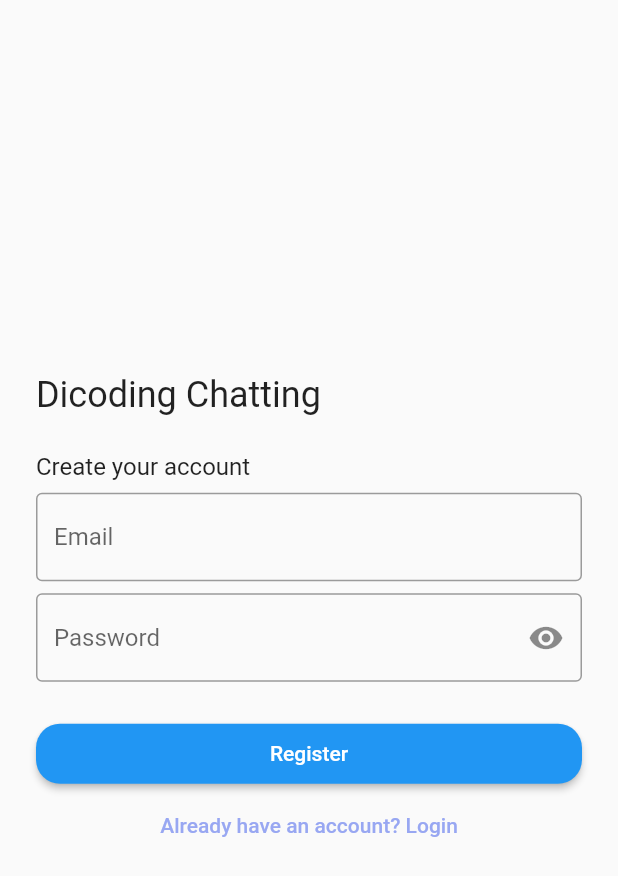
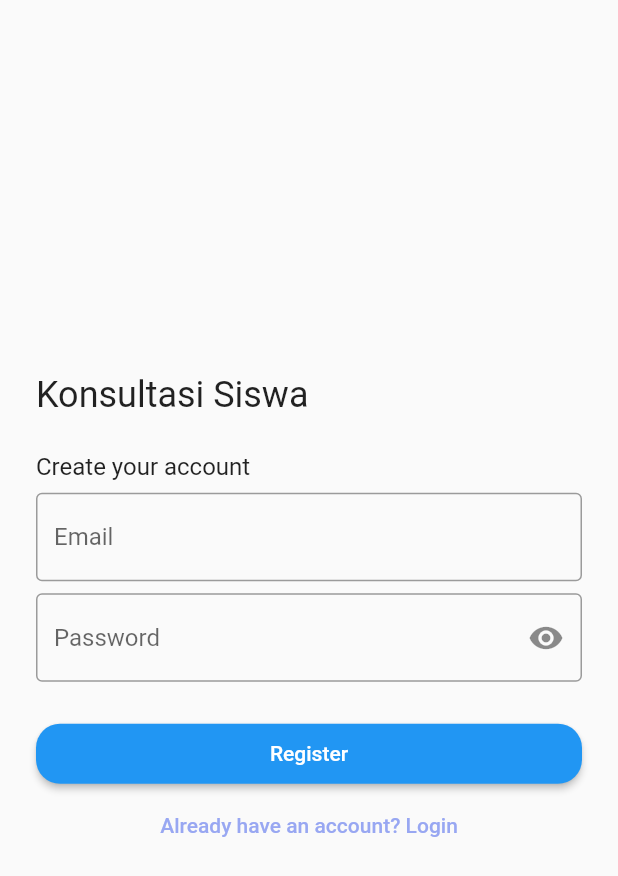
Before and after one commit to hanielsari/Aplikasi-Konsultasi-Guru-Siswa, a Flutter app: the screen it shows after launch, after a tap on "Does not have an account yet? Register h", on a phone screen of 412 x 824 dp. Shown: the top 876 px of the screen. Run offline on Flutter 3.47's test engine with Material 2 defaults, Android fonts, the phone set to English and light mode, and no system bars; our stand-ins replace cloud_firestore, dio, firebase_auth, firebase_core, flutter_local_notifications, flutter_rating_bar and 4 more; missing offline and left inert: android_alarm_manager_plus; accounts and stored records are empty; network calls fail.

```diff
--- a/lib/common/style.dart
+++ b/lib/common/style.dart
@@ -30,5 +30,5 @@ final TextTheme myTextTheme = TextTheme(
   overline: GoogleFonts.libreFranklin(
       fontSize: 10, fontWeight: FontWeight.w400, letterSpacing: 1.5),
 );
-final Color primaryColor = Color(0xff8CF6F0 );
+final Color primaryColor = Color(0xffFFFFFF );
 final Color secondaryColor = Color(0xff98A7F2);
--- a/lib/testlogin/login_patch.dart
+++ b/lib/testlogin/login_patch.dart
@@ -34,8 +34,8 @@ class _LoginPageState extends State<LoginPage> {
                 begin: Alignment.topRight,
                 end: Alignment.bottomLeft,
                 colors: [
-                  Color(0xff8CF6F0),
-                  Color(0xff98A7F2),
+                  Color(0xffFFFFFF),
+                  Color(0xffFFFFFF),
                 ]) ),
         child: Padding(
           padding: const EdgeInsets.symmetric(horizontal: 24.0),
--- a/lib/testlogin/register.dart
+++ b/lib/testlogin/register.dart
@@ -31,9 +31,9 @@ class _RegisterPageState extends State<RegisterPage> {
                 ? const Center(child: CircularProgressIndicator())
                 : Container(),
             Hero(
-              tag: 'Dicoding Chatting',
+              tag: 'Konsultasi Siswa',
               child: Text(
-                'Dicoding Chatting',
+                'Konsultasi Siswa',
                 style: Theme.of(context).textTheme.headline5,
               ),
             ),
--- a/lib/ui/login/login_siswa.dart
+++ b/lib/ui/login/login_siswa.dart
@@ -33,8 +33,8 @@ class _LoginPageState extends State<LoginPage> {
                   begin: Alignment.topRight,
                   end: Alignment.bottomLeft,
                   colors: [
-                Color(0xff8CF6F0),
-                Color(0xff98A7F2),
+                Color(0xffFFFFFF),
+                Color(0xffFFFFFF),
               ])),
           child: Column(
             crossAxisAlignment: CrossAxisAlignment.center,
--- a/lib/ui/navigation/bottom_navigation.dart
+++ b/lib/ui/navigation/bottom_navigation.dart
@@ -21,7 +21,7 @@ class _NaviBotState extends State<NaviBot> {
     HomePage(),
     SchedulePage(),
     ChatPage(),
-    ProfilePage(),
+    // ProfilePage(),
   ];
   @override
   Widget build(BuildContext context) {
--- a/lib/widgets/list_card_api_baru.dart
+++ b/lib/widgets/list_card_api_baru.dart
@@ -25,7 +25,7 @@ class CardTeacher extends StatelessWidget {
           padding: EdgeInsets.only(bottom: 8.0),
           child: Card(
             elevation: 8,
-            color: Colors.amber.shade50,
+            color: Colors.blue,
             shape: RoundedRectangleBorder(
               borderRadius: BorderRadius.circular(10),
             ),
```
Also changed, not shown: lib/ui/home/profil.dart (+66 -17 lines), lib/ui/list/list_guru_api_percobaan.dart (+17 -36 lines), pubspec.lock.
